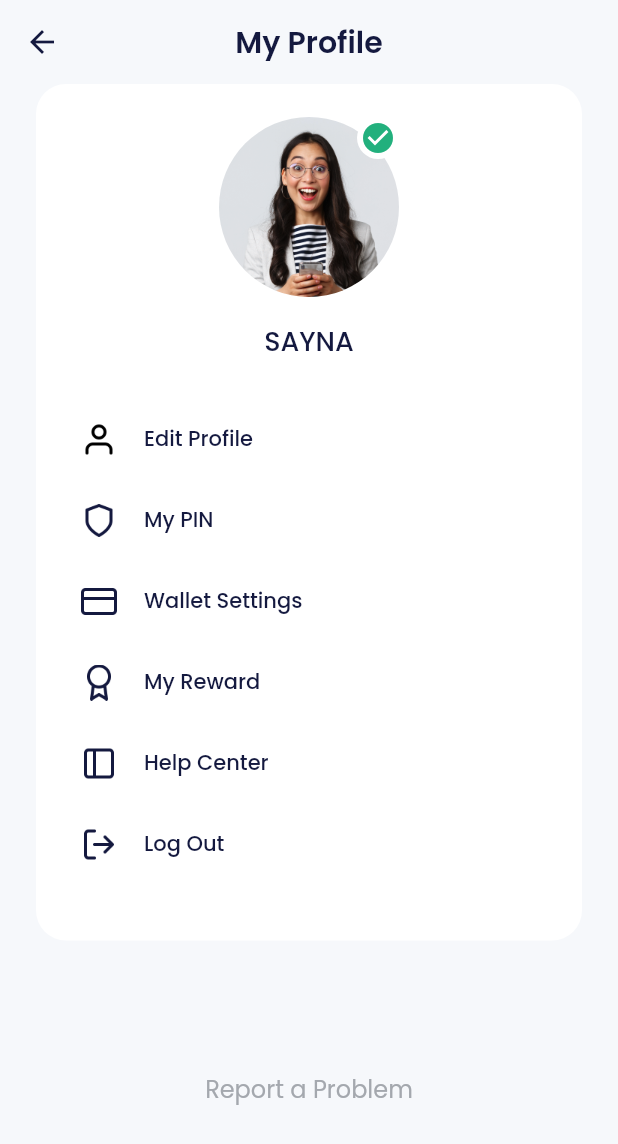
After one commit to frdnhmrf/ewallet_app, a Flutter app: the HomePage screen opened directly, after a tap on the "check circle" icon, on a phone screen of 412 x 824 dp. The commit adds this screen. Shown: the top 1144 px of the screen. Run offline on Flutter 3.47's test engine with Material 2 defaults, Android fonts, the phone set to English and light mode, and no system bars; our stand-ins replace another_flushbar, bloc, carousel_slider, equatable, flutter_bloc, flutter_secure_storage and 2 more; accounts and stored records are empty.

Commit message:
Profile page

```diff
--- a/lib/ui/pages/home_page.dart
+++ b/lib/ui/pages/home_page.dart
@@ -1,4 +1,5 @@
 import 'package:ewallet/shared/shared_theme.dart';
+import 'package:ewallet/ui/pages/profile_page.dart';
 import 'package:ewallet/ui/widgets/home_friendly_tips_item.dart';
 import 'package:ewallet/ui/widgets/home_send_again_item.dart';
 import 'package:ewallet/ui/widgets/home_service_item.dart';
@@ -76,7 +77,7 @@ class HomePage extends StatelessWidget {
       body: ListView(
         padding: const EdgeInsets.symmetric(horizontal: 24),
         children: [
-          buildProfile(),
+          buildProfile(context),
           buildWalletCard(),
           buildLevel(),
           buildService(),
@@ -88,7 +89,7 @@ class HomePage extends StatelessWidget {
     );
   }
 
-  Widget buildProfile() {
+  Widget buildProfile(BuildContext context) {
     return Container(
         margin: const EdgeInsets.only(
           top: 40,
@@ -117,7 +118,16 @@ class HomePage extends StatelessWidget {
                 ),
               ],
             ),
-            Container(
+            GestureDetector(
+              onTap: () {
+                Navigator.push(
+                  context,
+                  MaterialPageRoute(
+                    builder: (context) => const ProfilePage(),
+                  ),
+                );
+              },
+              child: Container(
                 height: 60,
                 width: 60,
                 decoration: const BoxDecoration(
@@ -139,6 +149,7 @@ class HomePage extends StatelessWidget {
                         Icons.check_circle,
                         color: greenColor,
                         size: 14,
+                      ),
                     ),
                   ),
                 ),
--- /dev/null
+++ b/lib/ui/pages/profile_page.dart
@@ -0,0 +1,127 @@
+import 'package:ewallet/shared/shared_theme.dart';
+import 'package:ewallet/ui/widgets/profile_menu_item.dart';
+import 'package:flutter/material.dart';
+
+class ProfilePage extends StatelessWidget {
+  const ProfilePage({super.key});
+
+  @override
+  Widget build(BuildContext context) {
+    return Scaffold(
+      backgroundColor: lightBackgrounColor,
+      appBar: AppBar(
+        iconTheme: IconThemeData(color: blackColor),
+        backgroundColor: lightBackgrounColor,
+        elevation: 0,
+        centerTitle: true,
+        title: Text(
+          'My Profile',
+          style: blackTextStyle.copyWith(
+            fontSize: 20,
+            fontWeight: semiBold,
+          ),
+        ),
+      ),
+      body: ListView(
+        padding: const EdgeInsets.symmetric(horizontal: 24),
+        children: [
+          Container(
+            padding: const EdgeInsets.symmetric(
+              vertical: 22,
+              horizontal: 30,
+            ),
+            decoration: BoxDecoration(
+              color: whiteColor,
+              borderRadius: BorderRadius.circular(20),
+            ),
+            child: Column(
+              children: [
+                Container(
+                  height: 120,
+                  width: 120,
+                  decoration: const BoxDecoration(
+                    shape: BoxShape.circle,
+                    image: DecorationImage(
+                        image: AssetImage('assets/image_profile.png')),
+                  ),
+                  child: Align(
+                    alignment: Alignment.topRight,
+                    child: Container(
+                      width: 28,
+                      height: 28,
+                      decoration: BoxDecoration(
+                        shape: BoxShape.circle,
+                        color: whiteColor,
+                      ),
+                      child: Center(
+                        child: Icon(
+                          Icons.check_circle,
+                          color: greenColor,
+                          size: 24,
+                        ),
+                      ),
+                    ),
+                  ),
+                ),
+                const SizedBox(
+                  height: 16,
+                ),
+                Text(
+                  'SAYNA',
+                  style: blackTextStyle.copyWith(
+                    fontWeight: medium,
+                    fontSize: 18,
+                  ),
+                ),
+                const SizedBox(
+                  height: 40,
+                ),
+                ProfileMenuItem(
+                  onTap: () {},
+                  iconUrl: 'assets/ic_edit_profile.png',
+                  title: 'Edit Profile',
+                ),
+                ProfileMenuItem(
+                  onTap: () {},
+                  iconUrl: 'assets/ic_pin.png',
+                  title: 'My PIN',
+                ),
+                ProfileMenuItem(
+                  onTap: () {},
+                  iconUrl: 'assets/ic_setting_wallet.png',
+                  title: 'Wallet Settings',
+                ),
+                ProfileMenuItem(
+                  onTap: () {},
+                  iconUrl: 'assets/ic_my_reward.png',
+                  title: 'My Reward',
+                ),
+                ProfileMenuItem(
+                  onTap: () {},
+                  iconUrl: 'assets/ic_help_center.png',
+                  title: 'Help Center',
+                ),
+                ProfileMenuItem(
+                  onTap: () {},
+                  iconUrl: 'assets/ic_logout.png',
+                  title: 'Log Out',
+                ),
+              ],
+            ),
+          ),
+          const SizedBox(
+            height: 87,
+          ),
+          Center(
+            child: Text(
+              'Report a Problem',
+              style: greyTextStyle.copyWith(
+                fontSize: 16,
+              ),
+            ),
+          )
+        ],
+      ),
+    );
+  }
+}
--- a/lib/ui/widgets/home_friendly_tips_item.dart
+++ b/lib/ui/widgets/home_friendly_tips_item.dart
@@ -1,4 +1,3 @@
-// ignore_for_file: public_member_api_docs, sort_constructors_first
 import 'package:ewallet/shared/shared_theme.dart';
 import 'package:flutter/material.dart';
 import 'package:url_launcher/url_launcher.dart';
--- /dev/null
+++ b/lib/ui/widgets/profile_menu_item.dart
@@ -0,0 +1,40 @@
+import 'package:ewallet/shared/shared_theme.dart';
+import 'package:flutter/material.dart';
+
+class ProfileMenuItem extends StatelessWidget {
+  final String iconUrl;
+  final String title;
+  final VoidCallback? onTap;
+
+  const ProfileMenuItem({
+    Key? key,
+    required this.iconUrl,
+    required this.title,
+    this.onTap,
+  }) : super(key: key);
+
+  @override
+  Widget build(BuildContext context) {
+    return Container(
+      margin: const EdgeInsets.only(bottom: 30),
+      child: Row(
+        children: [
+          Image.asset(
+            iconUrl,
+            width: 24,
+            height: 24,
+          ),
+          const SizedBox(
+            width: 18,
+          ),
+          Text(
+            title,
+            style: blackTextStyle.copyWith(
+              fontWeight: medium,
+            ),
+          )
+        ],
+      ),
+    );
+  }
+}
```
Also changed, not shown: assets/ic_edit_profile.png (added), assets/ic_help_center.png (added), assets/ic_logout.png (added), assets/ic_my_reward.png (added), assets/ic_pin.png (added), assets/ic_setting_wallet.png (added). Lines whose indentation alone changed are shown as unchanged.
